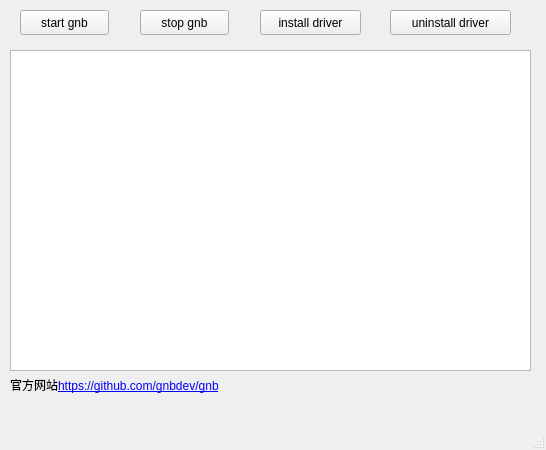
Qt form GNB_FRONTEND/mainwindow.ui (XyloseYuthy/GNBFrontend) before a commit.
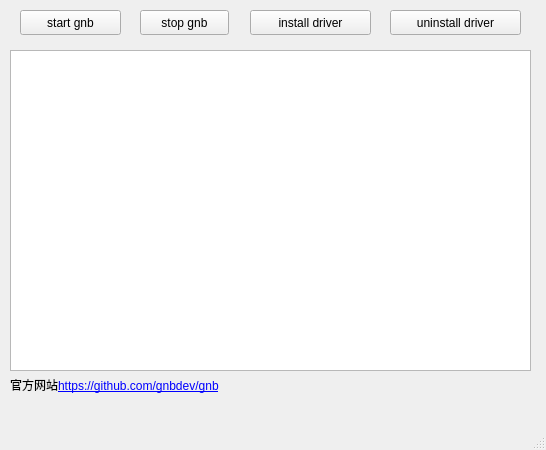
The same form after that commit.

Diff of the .ui file:
```diff
--- a/GNB_FRONTEND/mainwindow.ui
+++ b/GNB_FRONTEND/mainwindow.ui
@@ -41,7 +41,7 @@
      <rect>
       <x>20</x>
       <y>10</y>
-      <width>89</width>
+      <width>101</width>
       <height>25</height>
      </rect>
     </property>
@@ -65,9 +65,9 @@
    <widget class="QPushButton" name="installdrvButton">
     <property name="geometry">
      <rect>
-      <x>260</x>
+      <x>250</x>
       <y>10</y>
-      <width>101</width>
+      <width>121</width>
       <height>25</height>
      </rect>
     </property>
@@ -80,7 +80,7 @@
      <rect>
       <x>390</x>
       <y>10</y>
-      <width>121</width>
+      <width>131</width>
       <height>25</height>
      </rect>
     </property>
```
